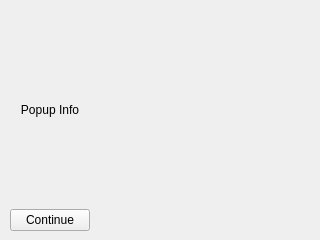
aleonal/ABS, file UI/templates/Popup.ui: the form before one commit.
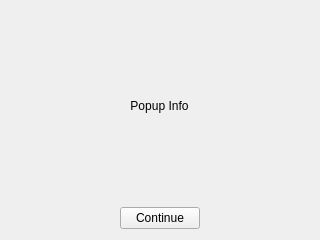
The form after the commit.

Commit message: Finalized launcher backend, edited some functions in projectController regarding opening a project, created a popup widget (closing routine needs to be edited), removed hardcoded directory from project_config.JSON so that it works with any directory from where it is loaded

The edit to the form file:
```diff
--- a/UI/templates/Popup.ui
+++ b/UI/templates/Popup.ui
@@ -25,50 +25,40 @@
   <property name="windowTitle">
    <string>Widget</string>
   </property>
-  <widget class="QWidget" name="layoutWidget">
-   <property name="geometry">
-    <rect>
-     <x>10</x>
-     <y>10</y>
-     <width>301</width>
-     <height>221</height>
-    </rect>
-   </property>
-   <layout class="QGridLayout" name="widget_layout" rowstretch="0,0" columnstretch="0">
-    <property name="sizeConstraint">
-     <enum>QLayout::SetMaximumSize</enum>
-    </property>
-    <property name="bottomMargin">
-     <number>0</number>
-    </property>
-    <property name="spacing">
-     <number>0</number>
-    </property>
-    <item row="1" column="0">
-     <widget class="QPushButton" name="continue_button">
-      <property name="sizePolicy">
-       <sizepolicy hsizetype="Fixed" vsizetype="Fixed">
-        <horstretch>0</horstretch>
-        <verstretch>0</verstretch>
-       </sizepolicy>
-      </property>
-      <property name="text">
-       <string>Continue</string>
-      </property>
-     </widget>
-    </item>
-    <item row="0" column="0">
+  <layout class="QVBoxLayout" name="verticalLayout">
+   <item alignment="Qt::AlignHCenter|Qt::AlignVCenter">
      <widget class="QLabel" name="popup_text">
+     <property name="sizePolicy">
+      <sizepolicy hsizetype="MinimumExpanding" vsizetype="MinimumExpanding">
+       <horstretch>0</horstretch>
+       <verstretch>0</verstretch>
+      </sizepolicy>
+     </property>
       <property name="text">
        <string>Popup Info</string>
       </property>
       <property name="alignment">
        <set>Qt::AlignCenter</set>
       </property>
+     <property name="wordWrap">
+      <bool>true</bool>
+     </property>
+    </widget>
+   </item>
+   <item alignment="Qt::AlignHCenter">
+    <widget class="QPushButton" name="continue_button">
+     <property name="sizePolicy">
+      <sizepolicy hsizetype="Fixed" vsizetype="Fixed">
+       <horstretch>0</horstretch>
+       <verstretch>0</verstretch>
+      </sizepolicy>
+     </property>
+     <property name="text">
+      <string>Continue</string>
+     </property>
      </widget>
     </item>
    </layout>
-  </widget>
  </widget>
  <resources/>
  <connections/>
```
Lines whose indentation alone changed are shown as unchanged. The commit also changes 7 other files.
